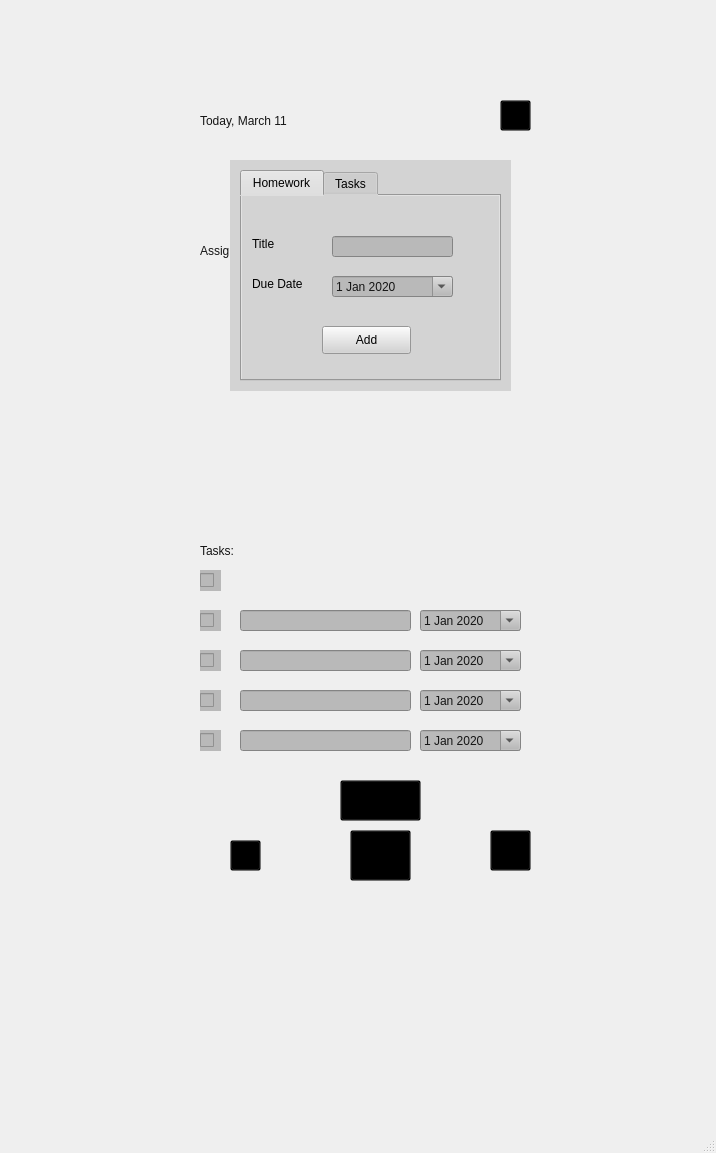
The window that mainwindow.ui (blakefuller/TaskPlanner) describes before a commit, drawn with Qt 5.
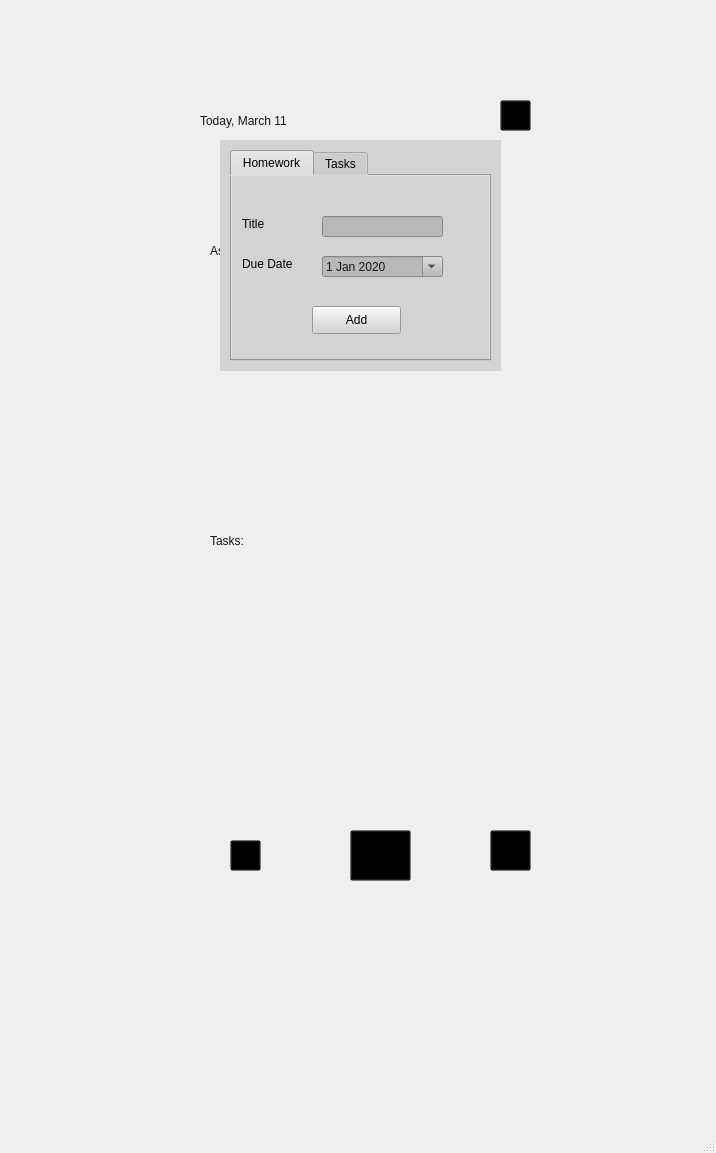
The same window after the commit. Icons and pictures are not drawn.

Commit message: added a decent amount of stuff

```diff
--- a/mainwindow.ui
+++ b/mainwindow.ui
@@ -17,7 +17,7 @@
    <widget class="QStackedWidget" name="stackedWidget">
     <property name="geometry">
      <rect>
-      <x>180</x>
+      <x>190</x>
       <y>190</y>
       <width>381</width>
       <height>631</height>
@@ -50,7 +50,7 @@
       <property name="geometry">
        <rect>
         <x>20</x>
-        <y>350</y>
+        <y>340</y>
         <width>51</width>
         <height>21</height>
        </rect>
@@ -62,253 +62,6 @@
        <string>Tasks:</string>
       </property>
      </widget>
-     <widget class="QLineEdit" name="taskLine4">
-      <property name="geometry">
-       <rect>
-        <x>60</x>
-        <y>500</y>
-        <width>171</width>
-        <height>21</height>
-       </rect>
-      </property>
-      <property name="styleSheet">
-       <string notr="true">background-color: rgb(185, 185, 185);</string>
-      </property>
-     </widget>
-     <widget class="QLineEdit" name="taskLine2">
-      <property name="geometry">
-       <rect>
-        <x>60</x>
-        <y>420</y>
-        <width>171</width>
-        <height>21</height>
-       </rect>
-      </property>
-      <property name="styleSheet">
-       <string notr="true">background-color: rgb(185, 185, 185);</string>
-      </property>
-     </widget>
-     <widget class="QLineEdit" name="taskLine3">
-      <property name="geometry">
-       <rect>
-        <x>60</x>
-        <y>460</y>
-        <width>171</width>
-        <height>21</height>
-       </rect>
-      </property>
-      <property name="styleSheet">
-       <string notr="true">background-color: rgb(185, 185, 185);</string>
-      </property>
-     </widget>
-     <widget class="QLineEdit" name="taskLine5">
-      <property name="geometry">
-       <rect>
-        <x>60</x>
-        <y>540</y>
-        <width>171</width>
-        <height>21</height>
-       </rect>
-      </property>
-      <property name="styleSheet">
-       <string notr="true">background-color: rgb(185, 185, 185);</string>
-      </property>
-     </widget>
-     <widget class="QCheckBox" name="checkBox">
-      <property name="geometry">
-       <rect>
-        <x>20</x>
-        <y>380</y>
-        <width>21</width>
-        <height>21</height>
-       </rect>
-      </property>
-      <property name="styleSheet">
-       <string notr="true">background-color: rgb(185, 185, 185);
-color: rgb(21, 21, 21);</string>
-      </property>
-      <property name="text">
-       <string/>
-      </property>
-     </widget>
-     <widget class="QCheckBox" name="checkBox_2">
-      <property name="geometry">
-       <rect>
-        <x>20</x>
-        <y>460</y>
-        <width>21</width>
-        <height>21</height>
-       </rect>
-      </property>
-      <property name="styleSheet">
-       <string notr="true">background-color: rgb(185, 185, 185);
-color: rgb(21, 21, 21);</string>
-      </property>
-      <property name="text">
-       <string/>
-      </property>
-     </widget>
-     <widget class="QCheckBox" name="checkBox_3">
-      <property name="geometry">
-       <rect>
-        <x>20</x>
-        <y>500</y>
-        <width>21</width>
-        <height>21</height>
-       </rect>
-      </property>
-      <property name="styleSheet">
-       <string notr="true">background-color: rgb(185, 185, 185);
-color: rgb(21, 21, 21);</string>
-      </property>
-      <property name="text">
-       <string/>
-      </property>
-     </widget>
-     <widget class="QCheckBox" name="checkBox_4">
-      <property name="geometry">
-       <rect>
-        <x>20</x>
-        <y>540</y>
-        <width>21</width>
-        <height>21</height>
-       </rect>
-      </property>
-      <property name="styleSheet">
-       <string notr="true">background-color: rgb(185, 185, 185);
-color: rgb(21, 21, 21);</string>
-      </property>
-      <property name="text">
-       <string/>
-      </property>
-     </widget>
-     <widget class="QCheckBox" name="checkBox_5">
-      <property name="geometry">
-       <rect>
-        <x>20</x>
-        <y>420</y>
-        <width>21</width>
-        <height>21</height>
-       </rect>
-      </property>
-      <property name="styleSheet">
-       <string notr="true">background-color: rgb(185, 185, 185);
-color: rgb(21, 21, 21);
-</string>
-      </property>
-      <property name="text">
-       <string/>
-      </property>
-     </widget>
-     <widget class="QPushButton" name="submitTaskButton">
-      <property name="geometry">
-       <rect>
-        <x>160</x>
-        <y>590</y>
-        <width>81</width>
-        <height>41</height>
-       </rect>
-      </property>
-      <property name="text">
-       <string>Submit</string>
-      </property>
-     </widget>
-     <widget class="QDateEdit" name="taskDate2">
-      <property name="geometry">
-       <rect>
-        <x>240</x>
-        <y>420</y>
-        <width>101</width>
-        <height>21</height>
-       </rect>
-      </property>
-      <property name="styleSheet">
-       <string notr="true">background-color: rgb(185, 185, 185);
-color: rgb(21, 21, 21);</string>
-      </property>
-      <property name="calendarPopup">
-       <bool>true</bool>
-      </property>
-      <property name="date">
-       <date>
-        <year>2020</year>
-        <month>1</month>
-        <day>1</day>
-       </date>
-      </property>
-     </widget>
-     <widget class="QDateEdit" name="taskDate3">
-      <property name="geometry">
-       <rect>
-        <x>240</x>
-        <y>460</y>
-        <width>101</width>
-        <height>21</height>
-       </rect>
-      </property>
-      <property name="styleSheet">
-       <string notr="true">background-color: rgb(185, 185, 185);
-color: rgb(21, 21, 21);</string>
-      </property>
-      <property name="calendarPopup">
-       <bool>true</bool>
-      </property>
-      <property name="date">
-       <date>
-        <year>2020</year>
-        <month>1</month>
-        <day>1</day>
-       </date>
-      </property>
-     </widget>
-     <widget class="QDateEdit" name="taskDate4">
-      <property name="geometry">
-       <rect>
-        <x>240</x>
-        <y>500</y>
-        <width>101</width>
-        <height>21</height>
-       </rect>
-      </property>
-      <property name="styleSheet">
-       <string notr="true">background-color: rgb(185, 185, 185);
-color: rgb(21, 21, 21);</string>
-      </property>
-      <property name="calendarPopup">
-       <bool>true</bool>
-      </property>
-      <property name="date">
-       <date>
-        <year>2020</year>
-        <month>1</month>
-        <day>1</day>
-       </date>
-      </property>
-     </widget>
-     <widget class="QDateEdit" name="taskDate5">
-      <property name="geometry">
-       <rect>
-        <x>240</x>
-        <y>540</y>
-        <width>101</width>
-        <height>21</height>
-       </rect>
-      </property>
-      <property name="styleSheet">
-       <string notr="true">background-color: rgb(185, 185, 185);
-color: rgb(21, 21, 21);</string>
-      </property>
-      <property name="calendarPopup">
-       <bool>true</bool>
-      </property>
-      <property name="date">
-       <date>
-        <year>2020</year>
-        <month>1</month>
-        <day>1</day>
-       </date>
-      </property>
-     </widget>
      <widget class="QWidget" name="verticalLayoutWidget">
       <property name="geometry">
        <rect>
@@ -322,8 +75,26 @@
        <property name="sizeConstraint">
         <enum>QLayout::SetDefaultConstraint</enum>
        </property>
+       <property name="leftMargin">
+        <number>0</number>
+       </property>
       </layout>
      </widget>
+     <widget class="QWidget" name="verticalLayoutWidget_3">
+      <property name="geometry">
+       <rect>
+        <x>20</x>
+        <y>370</y>
+        <width>341</width>
+        <height>251</height>
+       </rect>
+      </property>
+      <layout class="QVBoxLayout" name="taskLayout">
+       <property name="sizeConstraint">
+        <enum>QLayout::SetDefaultConstraint</enum>
+       </property>
+      </layout>
+     </widget>
     </widget>
     <widget class="QWidget" name="hwPage"/>
     <widget class="QWidget" name="taskPage">
@@ -530,8 +301,8 @@
     </property>
     <property name="geometry">
      <rect>
-      <x>230</x>
-      <y>160</y>
+      <x>220</x>
+      <y>140</y>
       <width>281</width>
       <height>231</height>
      </rect>
```
Left out of the diff: 110 changed lines with no effect on the pictures. The commit also changes 2 other files.
